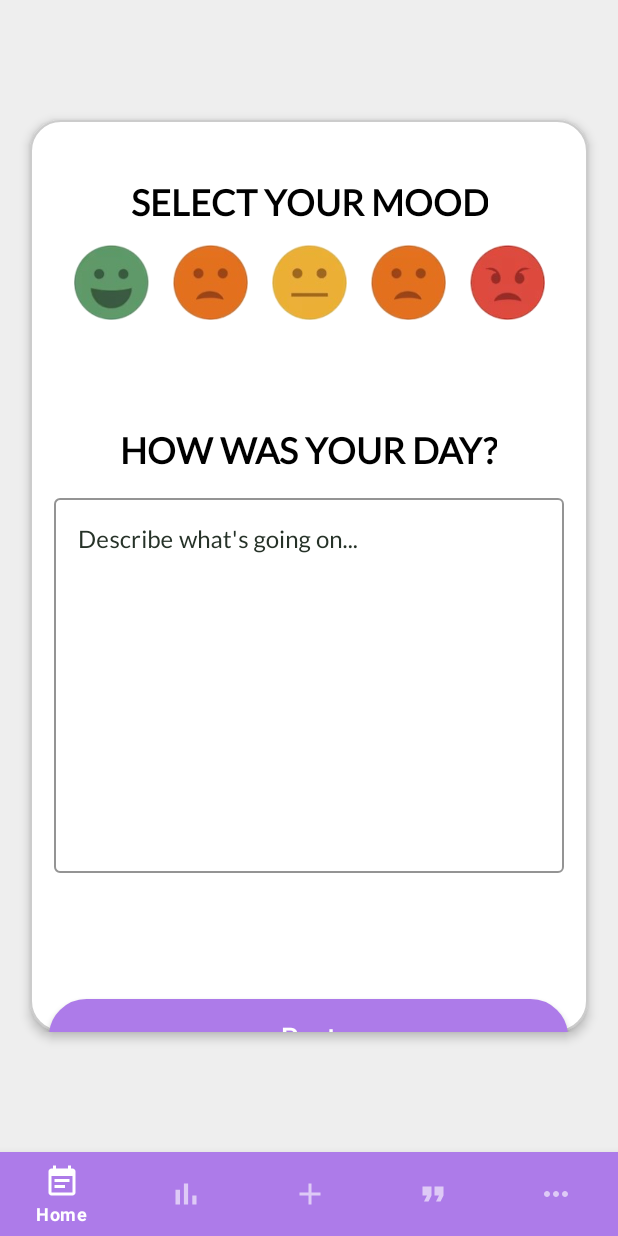
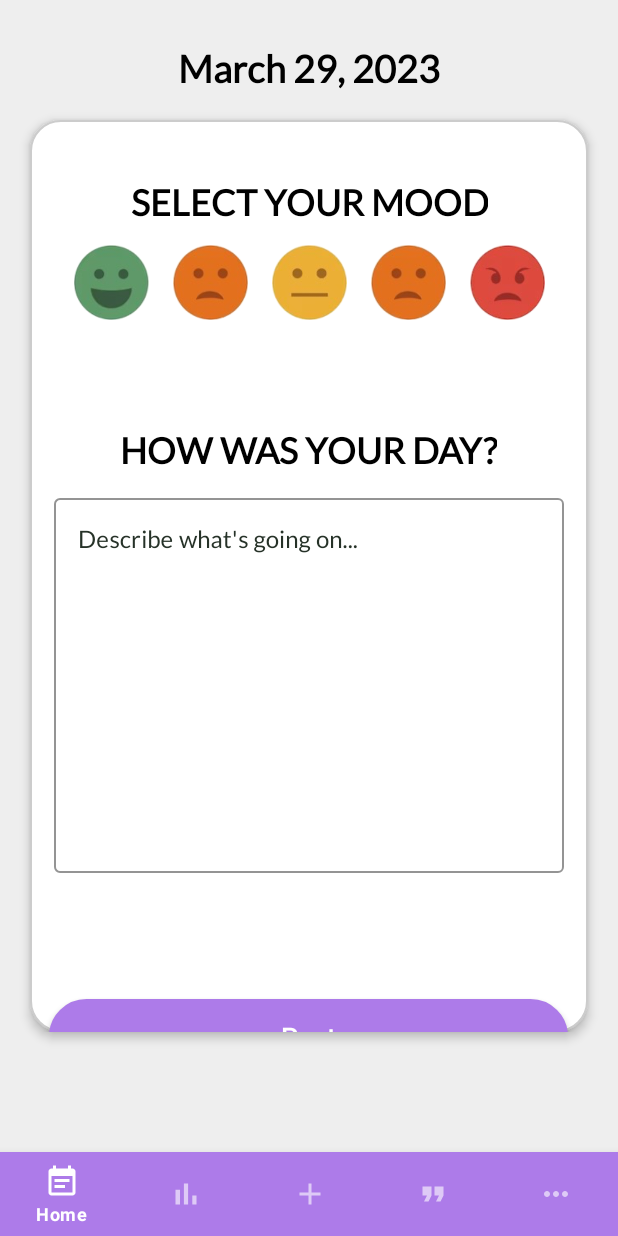
Before and after one commit to gabbycoloma/VibeSense, an Android app: the fragment Add placed in its activity, on a phone screen of 412 x 824 dp. Run offline under Robolectric (Android 15) with nearby library versions, the phone set to English and light mode, and no system bars.

Commit message:
Edited Add.kt and fragment_add

```diff
--- a/app/src/main/java/com/s12/mobdeve/coloma/caballero/vibesense/Add.kt
+++ b/app/src/main/java/com/s12/mobdeve/coloma/caballero/vibesense/Add.kt
@@ -7,6 +7,9 @@ import android.view.View
 import android.view.ViewGroup
 import com.s12.mobdeve.coloma.caballero.vibesense.databinding.ActivityLandingBinding
 import com.s12.mobdeve.coloma.caballero.vibesense.databinding.FragmentAddBinding
+import com.s12.mobdeve.coloma.caballero.vibesense.databinding.FragmentQuotesBinding
+import java.text.SimpleDateFormat
+import java.util.*
 
 // TODO: Rename parameter arguments, choose names that match
 // the fragment initialization parameters, e.g. ARG_ITEM_NUMBER
@@ -14,6 +17,7 @@ private const val ARG_PARAM1 = "param1"
 private const val ARG_PARAM2 = "param2"
 
 private lateinit var binding: FragmentAddBinding
+private var currentDate: String? = null
 
 /**
  * A simple [Fragment] subclass.
@@ -37,8 +41,15 @@ class Add : Fragment() {
         inflater: LayoutInflater, container: ViewGroup?,
         savedInstanceState: Bundle?
     ): View? {
-        // Inflate the layout for this fragment
-        return inflater.inflate(R.layout.fragment_add, container, false)
+        binding = FragmentAddBinding.inflate(inflater)
+        return binding.root
+    }
+
+    override fun onViewCreated(view: View, savedInstanceState: Bundle?) {
+        super.onViewCreated(view, savedInstanceState)
+
+        currentDate = SimpleDateFormat("MMMM d, yyyy").format(Date())
+        binding.moodDate.text = currentDate
     }
 
     companion object {
--- a/app/src/main/res/layout/fragment_add.xml
+++ b/app/src/main/res/layout/fragment_add.xml
@@ -6,6 +6,26 @@
     android:layout_height="match_parent"
     tools:context=".Add"
     android:background="#EEEEEE">
+
+    <androidx.appcompat.widget.LinearLayoutCompat
+        android:layout_width="match_parent"
+        android:layout_height="wrap_content"
+        android:layout_marginTop="30dp"
+        android:gravity="center"
+        >
+        <TextView
+            android:id="@+id/moodDate"
+            android:layout_width="wrap_content"
+            android:layout_height="wrap_content"
+            android:fontFamily="@font/lato"
+            android:text="LOG IN"
+            android:textColor="@color/black"
+            android:fontWeight="800"
+            android:textFontWeight="800"
+            android:textStyle="bold"
+            android:textSize="25sp"
+            />
+    </androidx.appcompat.widget.LinearLayoutCompat>
 
     <androidx.appcompat.widget.LinearLayoutCompat
         android:layout_width="match_parent"
```
